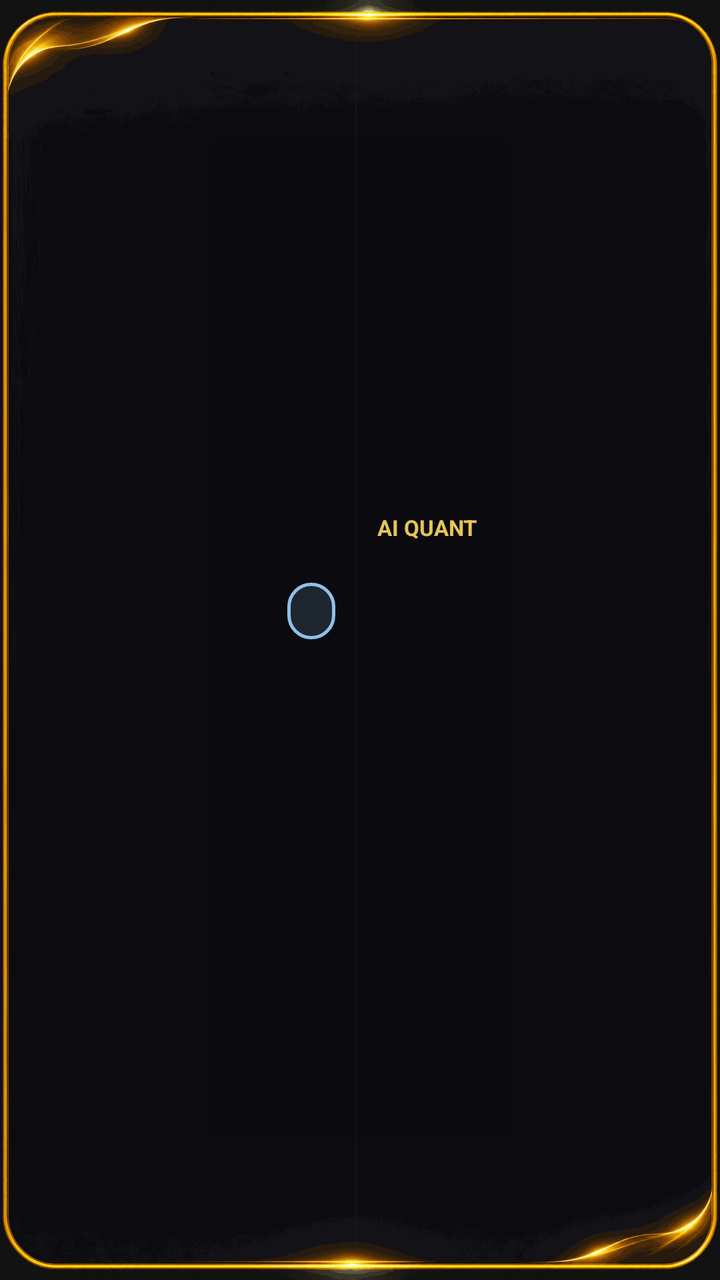
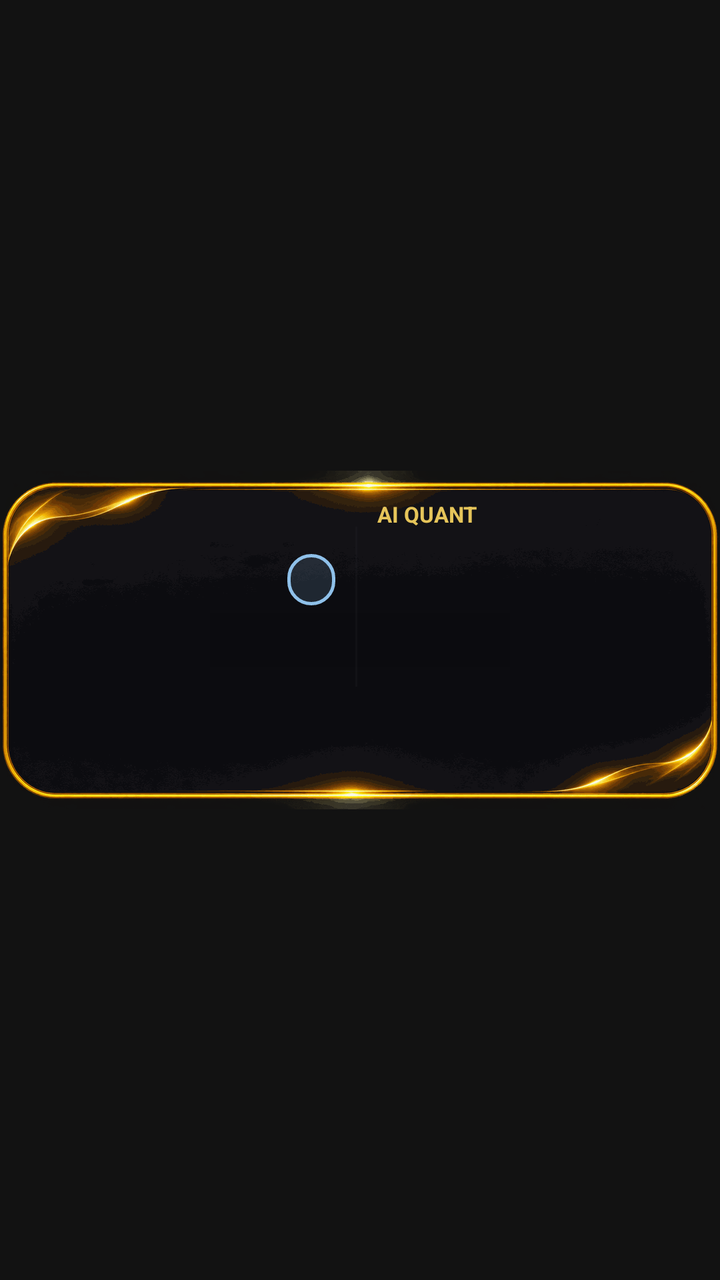

Compare the two renders of this Android layout. The source of the first and the diff that turns it into the second are given below.
<!-- AndroidManifest.xml: application theme Theme.GoldAiQuant -->
<!-- res/layout/widget_price.xml -->
<?xml version="1.0" encoding="utf-8"?>
<FrameLayout xmlns:android="http://schemas.android.com/apk/res/android"
    android:id="@+id/w_root"
    android:layout_width="match_parent"
    android:layout_height="match_parent"
    android:background="@drawable/wf_wide">
    <ImageView
        android:id="@+id/w_art"
        android:layout_width="wrap_content"
        android:layout_height="84dp"
        android:layout_gravity="bottom|left"
        android:layout_marginLeft="8dp"
        android:layout_marginBottom="8dp"
        android:adjustViewBounds="true"
        android:importantForAccessibility="no" />
    <LinearLayout
        android:layout_width="match_parent"
        android:layout_height="match_parent"
        android:layoutDirection="rtl"
        android:orientation="horizontal"
        android:paddingLeft="12dp"
        android:paddingRight="16dp"
        android:paddingTop="12dp"
        android:paddingBottom="12dp">
        <LinearLayout
            android:id="@+id/w_price_col"
            android:layout_width="0dp"
            android:layout_height="match_parent"
            android:layout_weight="1"
            android:orientation="vertical"
            android:gravity="center_vertical">
            <LinearLayout android:layout_width="match_parent" android:layout_height="wrap_content" android:orientation="horizontal"
                android:gravity="center_vertical">
                <TextView android:id="@+id/w_pair" android:layout_width="0dp" android:layout_weight="1" android:layout_height="wrap_content"
                    android:textColor="#F3F1EA" android:textSize="13sp" android:textStyle="bold" android:paddingVertical="3dp" />
                <TextView android:layout_width="wrap_content" android:layout_height="wrap_content" android:text="@string/app_name"
                    android:textColor="#E6C55A" android:textSize="11sp" android:textStyle="bold" />
            </LinearLayout>
            <TextView android:id="@+id/w_price" android:layout_width="match_parent" android:layout_height="wrap_content"
                android:gravity="right" android:textDirection="ltr" android:maxLines="1" android:autoSizeTextType="uniform"
                android:autoSizeMinTextSize="18sp" android:autoSizeMaxTextSize="34sp"
                android:textColor="#FFFFFF" android:textSize="32sp" android:textStyle="bold" />
            <TextView android:id="@+id/w_chg" android:layout_width="match_parent" android:layout_height="wrap_content"
                android:gravity="right" android:textDirection="ltr" android:maxLines="1" android:textSize="13sp" android:textStyle="bold" />
            <ImageView android:id="@+id/w_spark" android:layout_width="match_parent" android:layout_height="34dp"
                android:layout_marginTop="4dp" android:scaleType="fitXY" android:importantForAccessibility="no" />
            <TextView android:id="@+id/w_time" android:layout_width="match_parent" android:layout_height="wrap_content"
                android:gravity="center" android:textColor="#A3A3A8" android:textSize="10sp" />
        </LinearLayout>
        <FrameLayout
            android:id="@+id/w_sep"
            android:layout_width="1dp"
            android:layout_height="match_parent"
            android:layout_marginStart="10dp"
            android:layout_marginEnd="10dp"
            android:background="#332A2A2D" />
        <LinearLayout
            android:id="@+id/w_idea_col"
            android:layout_width="0dp"
            android:layout_height="match_parent"
            android:layout_weight="1"
            android:orientation="vertical"
            android:gravity="center_vertical">
            <TextView android:id="@+id/w_who" android:layout_width="match_parent" android:layout_height="wrap_content"
                android:paddingVertical="3dp" android:maxLines="1" android:ellipsize="end" android:textColor="#B5B3AC" android:textSize="12sp" />
            <TextView android:id="@+id/w_act" android:layout_width="wrap_content" android:layout_height="wrap_content"
                android:layout_marginTop="2dp" android:paddingHorizontal="12dp" android:paddingVertical="2dp"
                android:background="@drawable/wchip_blue" android:maxLines="1" android:textColor="#8FC1EA"
                android:textSize="18sp" android:textStyle="bold" />
            <LinearLayout android:layout_width="match_parent" android:layout_height="wrap_content" android:orientation="vertical"
                android:paddingLeft="52dp" android:layout_marginTop="4dp">
                <TextView android:id="@+id/w_l1" android:layout_width="match_parent" android:layout_height="wrap_content"
                    android:maxLines="1" android:ellipsize="end" android:textColor="#F3F1EA" android:textSize="13sp" android:textStyle="bold" />
                <TextView android:id="@+id/w_l2" android:layout_width="match_parent" android:layout_height="wrap_content"
                    android:maxLines="1" android:ellipsize="end" android:textColor="#F3F1EA" android:textSize="13sp" android:textStyle="bold" />
                <TextView android:id="@+id/w_note" android:layout_width="match_parent" android:layout_height="wrap_content"
                    android:maxLines="1" android:ellipsize="end" android:textColor="#E6C55A" android:textSize="10sp" />
            </LinearLayout>
        </LinearLayout>
    </LinearLayout>
</FrameLayout>
<!-- resources referenced by this layout -->
<resources>
  <!-- drawable wchip_blue (drawable) -->
  <?xml version="1.0" encoding="utf-8"?>
  <shape xmlns:android="http://schemas.android.com/apk/res/android" android:shape="rectangle">
      <solid android:color="#268FC1EA" />
      <stroke android:width="1.5dp" android:color="#8FC1EA" />
      <corners android:radius="14dp" />
  </shape>
  <!-- drawable wf_wide: png bitmap (drawable-xxhdpi, 39905 bytes) -->
  <string name="app_name" translatable="false">AI QUANT</string>
  <style name="Theme.GoldAiQuant" parent="android:Theme.Material.NoActionBar">
          <item name="android:windowBackground">#FF121212</item>
          <item name="android:statusBarColor">#FF121212</item>
          <item name="android:navigationBarColor">#FF121212</item>
      </style>
</resources>

<!-- the commit's change to res/layout/widget_price.xml (unified diff, before → after) -->
@@ -2,12 +2,18 @@
 <FrameLayout xmlns:android="http://schemas.android.com/apk/res/android"
     android:id="@+id/w_root"
     android:layout_width="match_parent"
-    android:layout_height="match_parent"
+    android:layout_height="match_parent">
+  
+  <FrameLayout
+    android:id="@+id/w_card"
+    android:layout_width="match_parent"
+    android:layout_height="wrap_content"
+    android:layout_gravity="center_vertical"
     android:background="@drawable/wf_wide">
     <ImageView
         android:id="@+id/w_art"
         android:layout_width="wrap_content"
-        android:layout_height="84dp"
+        android:layout_height="64dp"
         android:layout_gravity="bottom|left"
         android:layout_marginLeft="8dp"
         android:layout_marginBottom="8dp"
@@ -15,20 +21,20 @@
         android:importantForAccessibility="no" />
     <LinearLayout
         android:layout_width="match_parent"
-        android:layout_height="match_parent"
+        android:layout_height="wrap_content"
         android:layoutDirection="rtl"
         android:orientation="horizontal"
         android:paddingLeft="12dp"
         android:paddingRight="16dp"
-        android:paddingTop="12dp"
-        android:paddingBottom="12dp">
+        android:paddingTop="10dp"
+        android:paddingBottom="10dp">
         <LinearLayout
             android:id="@+id/w_price_col"
             android:layout_width="0dp"
-            android:layout_height="match_parent"
+            android:layout_height="wrap_content"
             android:layout_weight="1"
             android:orientation="vertical"
-            android:gravity="center_vertical">
+            android:layout_gravity="center_vertical">
             <LinearLayout android:layout_width="match_parent" android:layout_height="wrap_content" android:orientation="horizontal"
                 android:gravity="center_vertical">
                 <TextView android:id="@+id/w_pair" android:layout_width="0dp" android:layout_weight="1" android:layout_height="wrap_content"
@@ -38,37 +44,38 @@
             </LinearLayout>
             <TextView android:id="@+id/w_price" android:layout_width="match_parent" android:layout_height="wrap_content"
                 android:gravity="right" android:textDirection="ltr" android:maxLines="1" android:autoSizeTextType="uniform"
-                android:autoSizeMinTextSize="18sp" android:autoSizeMaxTextSize="34sp"
-                android:textColor="#FFFFFF" android:textSize="32sp" android:textStyle="bold" />
+                android:autoSizeMinTextSize="18sp" android:autoSizeMaxTextSize="28sp"
+                android:textColor="#FFFFFF" android:textSize="26sp" android:textStyle="bold" />
             <TextView android:id="@+id/w_chg" android:layout_width="match_parent" android:layout_height="wrap_content"
                 android:gravity="right" android:textDirection="ltr" android:maxLines="1" android:textSize="13sp" android:textStyle="bold" />
-            <ImageView android:id="@+id/w_spark" android:layout_width="match_parent" android:layout_height="34dp"
-                android:layout_marginTop="4dp" android:scaleType="fitXY" android:importantForAccessibility="no" />
+            <ImageView android:id="@+id/w_spark" android:layout_width="match_parent" android:layout_height="24dp"
+                android:layout_marginTop="2dp" android:scaleType="fitXY" android:importantForAccessibility="no" />
             <TextView android:id="@+id/w_time" android:layout_width="match_parent" android:layout_height="wrap_content"
                 android:gravity="center" android:textColor="#A3A3A8" android:textSize="10sp" />
         </LinearLayout>
         <FrameLayout
             android:id="@+id/w_sep"
             android:layout_width="1dp"
-            android:layout_height="match_parent"
+            android:layout_height="80dp"
+            android:layout_gravity="center_vertical"
             android:layout_marginStart="10dp"
             android:layout_marginEnd="10dp"
             android:background="#332A2A2D" />
         <LinearLayout
             android:id="@+id/w_idea_col"
             android:layout_width="0dp"
-            android:layout_height="match_parent"
+            android:layout_height="wrap_content"
             android:layout_weight="1"
             android:orientation="vertical"
-            android:gravity="center_vertical">
+            android:layout_gravity="center_vertical">
             <TextView android:id="@+id/w_who" android:layout_width="match_parent" android:layout_height="wrap_content"
                 android:paddingVertical="3dp" android:maxLines="1" android:ellipsize="end" android:textColor="#B5B3AC" android:textSize="12sp" />
             <TextView android:id="@+id/w_act" android:layout_width="wrap_content" android:layout_height="wrap_content"
                 android:layout_marginTop="2dp" android:paddingHorizontal="12dp" android:paddingVertical="2dp"
                 android:background="@drawable/wchip_blue" android:maxLines="1" android:textColor="#8FC1EA"
-                android:textSize="18sp" android:textStyle="bold" />
+                android:textSize="16sp" android:textStyle="bold" />
             <LinearLayout android:layout_width="match_parent" android:layout_height="wrap_content" android:orientation="vertical"
-                android:paddingLeft="52dp" android:layout_marginTop="4dp">
+                android:paddingLeft="44dp" android:layout_marginTop="2dp">
                 <TextView android:id="@+id/w_l1" android:layout_width="match_parent" android:layout_height="wrap_content"
                     android:maxLines="1" android:ellipsize="end" android:textColor="#F3F1EA" android:textSize="13sp" android:textStyle="bold" />
                 <TextView android:id="@+id/w_l2" android:layout_width="match_parent" android:layout_height="wrap_content"
@@ -78,4 +85,5 @@
             </LinearLayout>
         </LinearLayout>
     </LinearLayout>
+  </FrameLayout>
 </FrameLayout>
<!-- resource entries referenced after the edit -->
@@ -7,7 +7,7 @@
       <stroke android:width="1.5dp" android:color="#8FC1EA" />
       <corners android:radius="14dp" />
   </shape>
-  <!-- drawable wf_wide: png bitmap (drawable-xxhdpi, 39905 bytes) -->
+  <!-- drawable wf_wide: png bitmap (drawable-xxhdpi, 39910 bytes) -->
   <string name="app_name" translatable="false">AI QUANT</string>
   <style name="Theme.GoldAiQuant" parent="android:Theme.Material.NoActionBar">
           <item name="android:windowBackground">#FF121212</item>
